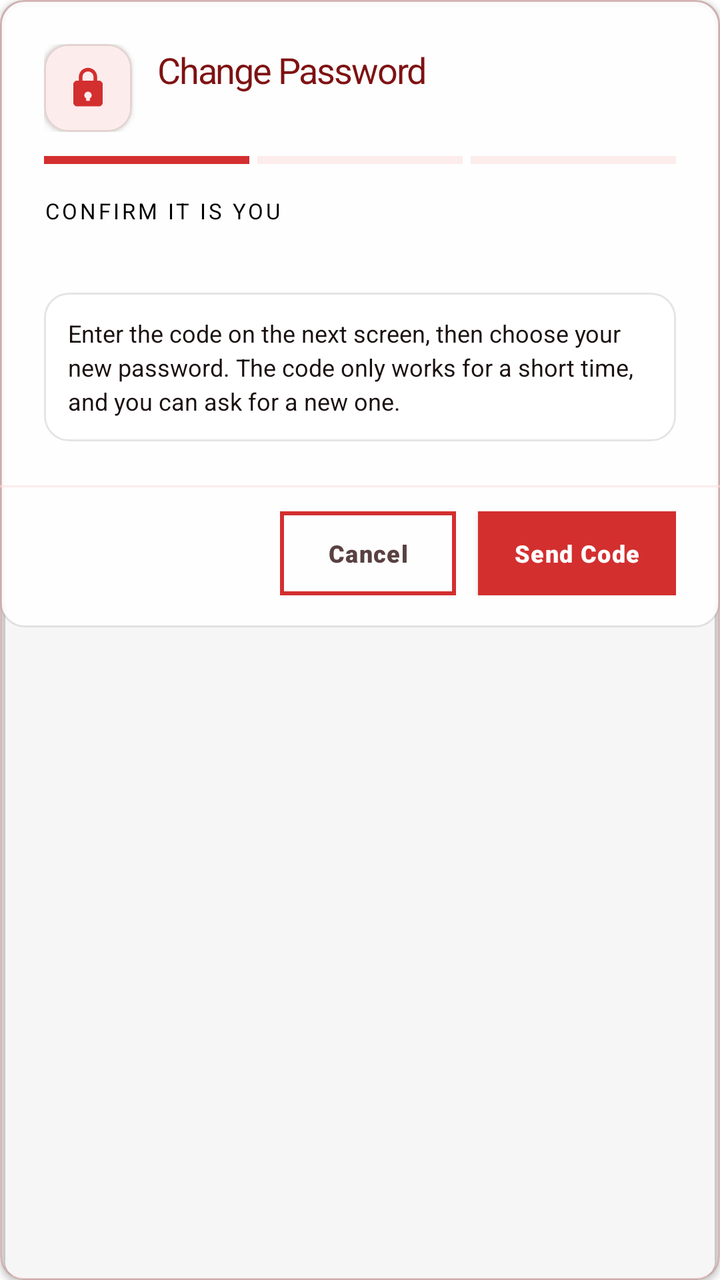
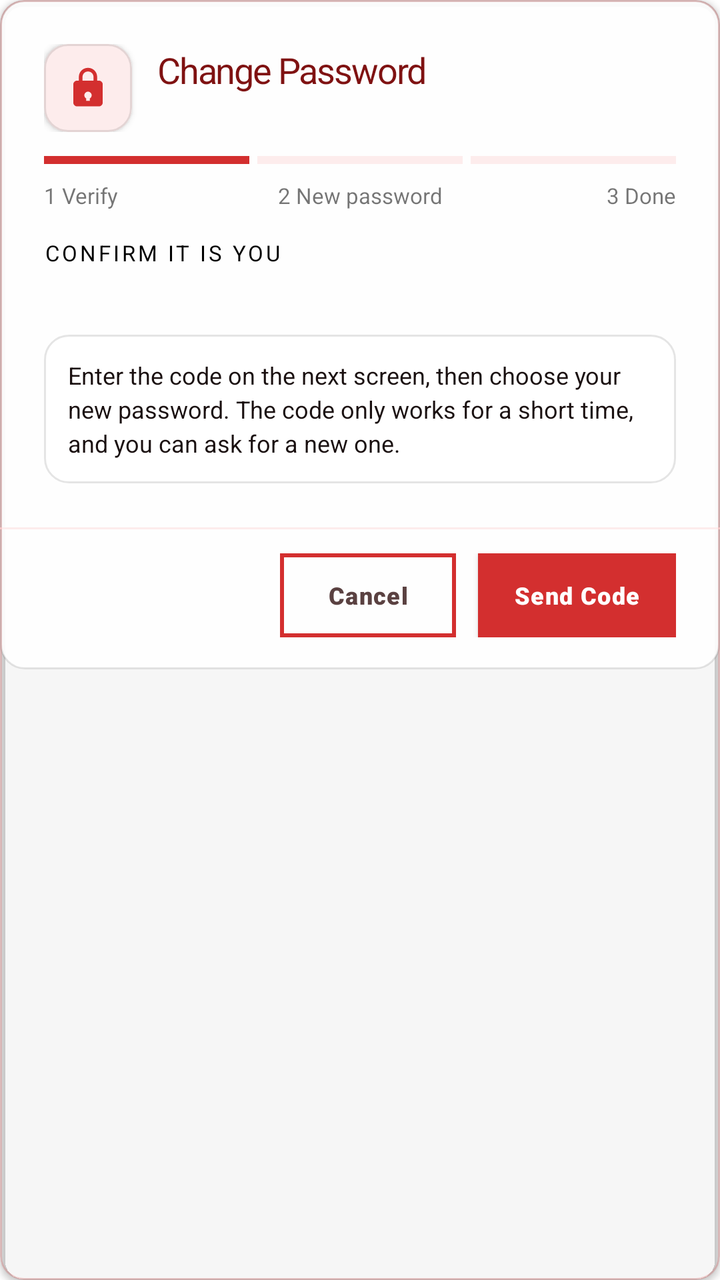

Before-and-after screenshots of an Android layout around one commit, followed by the original layout XML and the change that was made.
<!-- AndroidManifest.xml: application theme Theme.VelocitySuites -->
<!-- res/layout/dialog_change_password_otp.xml -->
<?xml version="1.0" encoding="utf-8"?>
<com.google.android.material.card.MaterialCardView xmlns:android="http://schemas.android.com/apk/res/android"
    xmlns:app="http://schemas.android.com/apk/res-auto"
    style="@style/Widget.Velocity.Card.Glass"
    android:layout_width="match_parent"
    android:layout_height="wrap_content">

    
    <LinearLayout
        android:layout_width="match_parent"
        android:layout_height="wrap_content"
        android:background="@drawable/bg_glass_card_white"
        android:orientation="vertical">

        <androidx.core.widget.NestedScrollView
            android:layout_width="match_parent"
            android:layout_height="0dp"
            android:layout_weight="1">

            <LinearLayout
                android:layout_width="match_parent"
                android:layout_height="wrap_content"
                android:orientation="vertical"
                android:padding="22dp">

                <LinearLayout
                    android:layout_width="match_parent"
                    android:layout_height="wrap_content"
                    android:gravity="center_vertical"
                    android:orientation="horizontal">

                    <com.google.android.material.card.MaterialCardView
                        android:layout_width="44dp"
                        android:layout_height="44dp"
                        app:cardBackgroundColor="@color/velocity_red_soft"
                        app:cardCornerRadius="@dimen/card_corner_radius"
                        app:cardElevation="@dimen/card_elevation">

                        <ImageView
                            android:layout_width="22dp"
                            android:layout_height="22dp"
                            android:layout_gravity="center"
                            android:importantForAccessibility="no"
                            android:src="@drawable/ic_lock"
                            app:tint="@color/velocity_red_primary" />
                    </com.google.android.material.card.MaterialCardView>

                    <LinearLayout
                        android:layout_width="0dp"
                        android:layout_height="wrap_content"
                        android:layout_marginStart="13dp"
                        android:layout_weight="1"
                        android:orientation="vertical">

                        <TextView
                            style="@style/TextAppearance.Velocity.ScreenTitle"
                            android:layout_width="match_parent"
                            android:layout_height="wrap_content"
                            android:text="@string/change_password"
                            android:textSize="18sp" />

                        <TextView
                            android:id="@+id/changePasswordStepText"
                            android:layout_width="match_parent"
                            android:layout_height="wrap_content"
                            android:layout_marginTop="2dp"
                            android:textColor="@color/velocity_text_secondary"
                            android:textSize="12sp" />
                    </LinearLayout>
                </LinearLayout>

                
                <LinearLayout
                    android:id="@+id/changePasswordProgress"
                    android:layout_width="match_parent"
                    android:layout_height="4dp"
                    android:layout_marginTop="12dp"
                    android:layout_marginBottom="16dp"
                    android:importantForAccessibility="no"
                    android:orientation="horizontal">

                    <View
                        android:id="@+id/changePasswordSeg1"
                        android:layout_width="0dp"
                        android:layout_height="match_parent"
                        android:layout_weight="1"
                        android:background="@drawable/shape_intro_pill"
                        android:backgroundTint="@color/velocity_red_primary" />

                    <View
                        android:id="@+id/changePasswordSeg2"
                        android:layout_width="0dp"
                        android:layout_height="match_parent"
                        android:layout_marginHorizontal="4dp"
                        android:layout_weight="1"
                        android:background="@drawable/shape_intro_pill"
                        android:backgroundTint="@color/velocity_red_soft" />

                    <View
                        android:id="@+id/changePasswordSeg3"
                        android:layout_width="0dp"
                        android:layout_height="match_parent"
                        android:layout_weight="1"
                        android:background="@drawable/shape_intro_pill"
                        android:backgroundTint="@color/velocity_red_soft" />
                </LinearLayout>

                
                <LinearLayout
                    android:id="@+id/changePasswordStepRequest"
                    android:layout_width="match_parent"
                    android:layout_height="wrap_content"
                    android:orientation="vertical">

                    <TextView
                        style="@style/TextAppearance.Velocity.Label.Section"
                        android:layout_width="wrap_content"
                        android:layout_height="wrap_content"
                        android:text="@string/change_password_request_title"
                        android:textSize="11sp" />

                    <TextView
                        android:id="@+id/changePasswordRequestDesc"
                        android:layout_width="match_parent"
                        android:layout_height="wrap_content"
                        android:layout_marginTop="6dp"
                        android:lineSpacingExtra="3dp"
                        android:textColor="@color/velocity_text_secondary"
                        android:textSize="13sp" />

                    <TextView
                        android:layout_width="match_parent"
                        android:layout_height="wrap_content"
                        android:layout_marginTop="10dp"
                        android:background="@drawable/bg_flat_box"
                        android:lineSpacingExtra="3dp"
                        android:padding="12dp"
                        android:text="@string/change_password_request_hint"
                        android:textColor="@color/velocity_text_primary"
                        android:textSize="12sp" />

                    <TextView
                        android:id="@+id/changePasswordRequestError"
                        android:layout_width="match_parent"
                        android:layout_height="wrap_content"
                        android:layout_marginTop="8dp"
                        android:textColor="@color/velocity_red_primary"
                        android:textSize="12sp"
                        android:visibility="gone" />
                </LinearLayout>

                
                <LinearLayout
                    android:id="@+id/changePasswordStepOtp"
                    android:layout_width="match_parent"
                    android:layout_height="wrap_content"
                    android:orientation="vertical"
                    android:visibility="gone">

                    <TextView
                        android:id="@+id/changePasswordOtpDesc"
                        android:layout_width="match_parent"
                        android:layout_height="wrap_content"
                        android:layout_marginBottom="16dp"
                        android:lineSpacingExtra="3dp"
                        android:textColor="@color/velocity_text_secondary"
                        android:textSize="13sp" />

                    <LinearLayout
                        android:id="@+id/changePasswordOtpBoxes"
                        android:layout_width="match_parent"
                        android:layout_height="wrap_content"
                        android:orientation="horizontal"
                        android:baselineAligned="false" />

                    <TextView
                        android:id="@+id/changePasswordOtpError"
                        android:layout_width="match_parent"
                        android:layout_height="wrap_content"
                        android:layout_marginTop="8dp"
                        android:textColor="@color/velocity_red_primary"
                        android:textSize="12sp"
                        android:visibility="gone" />

                    <TextView
                        android:id="@+id/resendChangePasswordOtpLink"
                        android:layout_width="wrap_content"
                        android:layout_height="wrap_content"
                        android:layout_marginTop="12dp"
                        android:background="?attr/selectableItemBackground"
                        android:clickable="true"
                        android:focusable="true"
                        android:fontFamily="sans-serif-bold"
                        android:minHeight="40dp"
                        android:gravity="center_vertical"
                        android:padding="2dp"
                        android:text="@string/resend_otp"
                        android:textColor="@color/velocity_red_primary"
                        android:textSize="12sp" />
                </LinearLayout>

                
                <LinearLayout
                    android:id="@+id/changePasswordStepPassword"
                    android:layout_width="match_parent"
                    android:layout_height="wrap_content"
                    android:orientation="vertical"
                    android:visibility="gone">

                    <TextView
                        android:layout_width="match_parent"
                        android:layout_height="wrap_content"
                        android:layout_marginBottom="16dp"
                        android:lineSpacingExtra="3dp"
                        android:text="@string/change_password_new_desc"
                        android:textColor="@color/velocity_text_secondary"
                        android:textSize="13sp" />

                    <TextView
                        style="@style/TextAppearance.Velocity.Label.Input"
                        android:layout_width="wrap_content"
                        android:layout_height="wrap_content"
                        android:layout_marginBottom="6dp"
                        android:fontFamily="sans-serif-bold"
                        android:labelFor="@+id/changePasswordNew"
                        android:text="@string/new_password_hint"
                        android:textColor="@color/velocity_text_primary" />

                    <com.google.android.material.textfield.TextInputLayout
                        android:id="@+id/changePasswordNewLayout"
                        style="@style/Widget.Velocity.TextInputLayout.OutlinedBox.Rounded"
                        android:layout_width="match_parent"
                        android:layout_height="wrap_content"
                        android:layout_marginBottom="12dp"
                        app:endIconMode="password_toggle"
                        app:startIconDrawable="@drawable/ic_lock">

                        <com.google.android.material.textfield.TextInputEditText
                            android:id="@+id/changePasswordNew"
                            android:layout_width="match_parent"
                            android:layout_height="wrap_content"
                            android:imeOptions="actionNext"
                            android:inputType="textPassword" />
                    </com.google.android.material.textfield.TextInputLayout>

                    <TextView
                        style="@style/TextAppearance.Velocity.Label.Input"
                        android:layout_width="wrap_content"
                        android:layout_height="wrap_content"
                        android:layout_marginBottom="6dp"
                        android:labelFor="@+id/changePasswordConfirmNew"
                        android:text="@string/confirm_new_password_hint"
                        android:textColor="@color/velocity_text_primary" />

                    <com.google.android.material.textfield.TextInputLayout
                        android:id="@+id/changePasswordConfirmNewLayout"
                        style="@style/Widget.Velocity.TextInputLayout.OutlinedBox.Rounded"
                        android:layout_width="match_parent"
                        android:layout_height="wrap_content"
                        android:layout_marginBottom="12dp"
                        app:endIconMode="password_toggle"
                        app:startIconDrawable="@drawable/ic_lock">

                        <com.google.android.material.textfield.TextInputEditText
                            android:id="@+id/changePasswordConfirmNew"
                            android:layout_width="match_parent"
                            android:layout_height="wrap_content"
                            android:imeOptions="actionDone"
                            android:inputType="textPassword" />
                    </com.google.android.material.textfield.TextInputLayout>

                    
                    <TextView
                        android:id="@+id/changePasswordRuleLength"
                        android:layout_width="match_parent"
                        android:layout_height="wrap_content"
                        android:text="@string/password_rule_length"
                        android:textColor="@color/velocity_text_secondary"
                        android:textSize="12sp" />

                    <TextView
                        android:id="@+id/changePasswordRuleMatch"
                        android:layout_width="match_parent"
                        android:layout_height="wrap_content"
                        android:layout_marginTop="4dp"
                        android:text="@string/password_rule_match"
                        android:textColor="@color/velocity_text_secondary"
                        android:textSize="12sp" />
                </LinearLayout>
            </LinearLayout>
        </androidx.core.widget.NestedScrollView>

        <View
            android:layout_width="match_parent"
            android:layout_height="1dp"
            android:background="@color/velocity_red_soft" />

        <LinearLayout
            android:layout_width="match_parent"
            android:layout_height="wrap_content"
            android:gravity="center_vertical|end"
            android:orientation="horizontal"
            android:paddingHorizontal="22dp"
            android:paddingTop="12dp"
            android:paddingBottom="16dp">

            <com.google.android.material.button.MaterialButton
                android:id="@+id/btnCancelChangePasswordOtp"
                style="@style/Widget.Velocity.Button.Outlined"
                android:layout_width="wrap_content"
                android:layout_height="42dp"
                android:paddingHorizontal="16dp"
                android:text="@string/cancel_label"
                android:textAllCaps="false"
                android:textColor="@color/velocity_text_secondary"
                android:textSize="12sp" />

            <com.google.android.material.button.MaterialButton
                android:id="@+id/btnConfirmChangePasswordOtp"
                style="@style/Widget.Velocity.Button"
                android:layout_width="wrap_content"
                android:layout_height="42dp"
                android:layout_marginStart="11dp"
                android:paddingHorizontal="18dp"
                android:text="@string/change_password_send_code"
                android:textAllCaps="false"
                android:textSize="12sp" />
        </LinearLayout>
    </LinearLayout>
</com.google.android.material.card.MaterialCardView>
<!-- resources referenced by this layout -->
<resources>
  <color name="velocity_red_primary">#D32F2F</color>
  <color name="velocity_red_soft">#FDECEC</color>
  <color name="velocity_text_primary">#1A1010</color>
  <color name="velocity_text_secondary">#5A4141</color>
  <dimen name="card_corner_radius">12dp</dimen>
  <dimen name="card_elevation">2dp</dimen>
  <!-- drawable bg_glass_card_white (drawable) -->
  <?xml version="1.0" encoding="utf-8"?>
  <shape xmlns:android="http://schemas.android.com/apk/res/android">
      <solid android:color="#E6FFFFFF" />
      <stroke android:width="1dp" android:color="#1A000000" />
      <corners android:radius="@dimen/card_corner_radius" />
  </shape>
  <!-- drawable shape_intro_pill (drawable) -->
  <?xml version="1.0" encoding="utf-8"?>
  <shape xmlns:android="http://schemas.android.com/apk/res/android">
      <solid android:color="@color/velocity_red_primary" />
      <corners android:radius="0dp" />
  </shape>
  <string name="cancel_label">Cancel</string>
  <string name="change_password">Change Password</string>
  <string name="change_password_new_desc">Code verified. Choose a new password for your account.</string>
  <string name="change_password_request_hint">Enter the code on the next screen, then choose your new password. The code only works for a short time, and you can ask for a new one.</string>
  <string name="change_password_request_title">Confirm it is you</string>
  <string name="change_password_send_code">Send Code</string>
  <string name="confirm_new_password_hint">Confirm New Password</string>
  <string name="new_password_hint">New Password</string>
  <string name="password_rule_length">At least 8 characters</string>
  <string name="password_rule_match">Both passwords match</string>
  <string name="resend_otp">Resend OTP</string>
  <color name="velocity_surface_elevated">#FFFFFF</color>
  <color name="velocity_divider_hairline">#1A000000</color>
  <color name="black">#FF000000</color>
  <color name="velocity_red_text">#7F1212</color>
  <color name="white">#FFFFFFFF</color>
  <color name="velocity_red_alpha_20">#33D32F2F</color>
  <color name="velocity_red_dark">#7F1212</color>
  <color name="velocity_red_rose">#EF5350</color>
  <color name="velocity_red_deep">#5A0A0A</color>
  <style name="ShapeAppearance.Velocity.Square" parent="">
          <item name="cornerFamily">rounded</item>
          <item name="cornerSize">0dp</item>
      </style>
  <style name="ShapeAppearance.Velocity.Card" parent="">
          <item name="cornerFamily">rounded</item>
          <item name="cornerSize">@dimen/card_corner_radius</item>
      </style>
  <style name="Widget.Velocity.Flat.Snackbar" parent="Widget.MaterialComponents.Snackbar">
          <item name="android:background">@drawable/bg_snackbar_flat</item>
          <item name="android:elevation">0dp</item>
      </style>
  <!-- drawable bg_snackbar_flat (drawable) -->
  <?xml version="1.0" encoding="utf-8"?>
  <shape xmlns:android="http://schemas.android.com/apk/res/android" android:shape="rectangle">
      <solid android:color="#323232" />
      <stroke android:width="1dp" android:color="#33FFFFFF" />
      <corners android:radius="0dp" />
  </shape>
  <!-- unchanged entries left out for length: 19 -->
</resources>

<!-- the commit's change to res/layout/dialog_change_password_otp.xml (unified diff, before → after) -->
@@ -103,6 +103,41 @@
                         android:layout_weight="1"
                         android:background="@drawable/shape_intro_pill"
                         android:backgroundTint="@color/velocity_red_soft" />
+                </LinearLayout>
+
+                
+                <LinearLayout
+                    android:layout_width="match_parent"
+                    android:layout_height="wrap_content"
+                    android:layout_marginTop="-8dp"
+                    android:layout_marginBottom="14dp"
+                    android:orientation="horizontal">
+
+                    <TextView
+                        android:id="@+id/changePasswordLabelVerify"
+                        android:layout_width="0dp"
+                        android:layout_height="wrap_content"
+                        android:layout_weight="1"
+                        android:text="@string/change_password_stage_verify"
+                        android:textSize="11sp" />
+
+                    <TextView
+                        android:id="@+id/changePasswordLabelNew"
+                        android:layout_width="0dp"
+                        android:layout_height="wrap_content"
+                        android:layout_weight="1"
+                        android:gravity="center"
+                        android:text="@string/change_password_stage_new"
+                        android:textSize="11sp" />
+
+                    <TextView
+                        android:id="@+id/changePasswordLabelDone"
+                        android:layout_width="0dp"
+                        android:layout_height="wrap_content"
+                        android:layout_weight="1"
+                        android:gravity="end"
+                        android:text="@string/change_password_stage_done"
+                        android:textSize="11sp" />
                 </LinearLayout>
 
                 
@@ -270,6 +305,28 @@
                     </com.google.android.material.textfield.TextInputLayout>
 
                     
+                    <com.google.android.material.progressindicator.LinearProgressIndicator
+                        android:id="@+id/changePasswordStrengthBar"
+                        android:layout_width="match_parent"
+                        android:layout_height="wrap_content"
+                        android:max="4"
+                        android:progress="0"
+                        app:indicatorColor="@color/velocity_red_primary"
+                        app:trackColor="@color/velocity_red_soft"
+                        app:trackCornerRadius="4dp"
+                        app:trackThickness="6dp" />
+
+                    <TextView
+                        android:id="@+id/changePasswordStrengthText"
+                        android:layout_width="match_parent"
+                        android:layout_height="wrap_content"
+                        android:layout_marginTop="4dp"
+                        android:layout_marginBottom="8dp"
+                        android:fontFamily="sans-serif-bold"
+                        android:textColor="@color/velocity_text_secondary"
+                        android:textSize="12sp" />
+
+                    
                     <TextView
                         android:id="@+id/changePasswordRuleLength"
                         android:layout_width="match_parent"
@@ -286,6 +343,45 @@
                         android:text="@string/password_rule_match"
                         android:textColor="@color/velocity_text_secondary"
                         android:textSize="12sp" />
+                </LinearLayout>
+
+                
+                <LinearLayout
+                    android:id="@+id/changePasswordStepDone"
+                    android:layout_width="match_parent"
+                    android:layout_height="wrap_content"
+                    android:gravity="center_horizontal"
+                    android:orientation="vertical"
+                    android:paddingVertical="8dp"
+                    android:visibility="gone">
+
+                    <ImageView
+                        android:layout_width="56dp"
+                        android:layout_height="56dp"
+                        android:importantForAccessibility="no"
+                        android:src="@drawable/ic_check_circle"
+                        app:tint="@color/velocity_green_primary" />
+
+                    <TextView
+                        android:layout_width="match_parent"
+                        android:layout_height="wrap_content"
+                        android:layout_marginTop="10dp"
+                        android:accessibilityHeading="true"
+                        android:fontFamily="sans-serif-black"
+                        android:gravity="center"
+                        android:text="@string/change_password_done_title"
+                        android:textColor="@color/velocity_text_primary"
+                        android:textSize="18sp" />
+
+                    <TextView
+                        android:layout_width="match_parent"
+                        android:layout_height="wrap_content"
+                        android:layout_marginTop="6dp"
+                        android:gravity="center"
+                        android:lineSpacingExtra="3dp"
+                        android:text="@string/change_password_done_desc"
+                        android:textColor="@color/velocity_text_secondary"
+                        android:textSize="13sp" />
                 </LinearLayout>
             </LinearLayout>
         </androidx.core.widget.NestedScrollView>
<!-- resource entries referenced after the edit -->
@@ -1,5 +1,6 @@
 <!-- resources referenced by this layout -->
 <resources>
+  <color name="velocity_green_primary">#B71C1C</color>
   <color name="velocity_red_primary">#D32F2F</color>
   <color name="velocity_red_soft">#FDECEC</color>
   <color name="velocity_text_primary">#1A1010</color>
@@ -13,6 +14,16 @@
       <stroke android:width="1dp" android:color="#1A000000" />
       <corners android:radius="@dimen/card_corner_radius" />
   </shape>
+  <!-- drawable ic_check_circle (drawable) -->
+  ﻿<vector xmlns:android="http://schemas.android.com/apk/res/android"
+      android:width="24dp"
+      android:height="24dp"
+      android:viewportWidth="24"
+      android:viewportHeight="24">
+      <path
+          android:fillColor="#FF000000"
+          android:pathData="M12,2C6.5,2 2,6.5 2,12s4.5,10 10,10s10,-4.5 10,-10S17.5,2 12,2zM10,17l-5,-5l1.4,-1.4l3.6,3.6l7.6,-7.6L19,8l-9,9z" />
+  </vector>
   <!-- drawable shape_intro_pill (drawable) -->
   <?xml version="1.0" encoding="utf-8"?>
   <shape xmlns:android="http://schemas.android.com/apk/res/android">
@@ -21,10 +32,15 @@
   </shape>
   <string name="cancel_label">Cancel</string>
   <string name="change_password">Change Password</string>
+  <string name="change_password_done_desc">Your password was changed. For your security you will be signed out - log in again with your new password.</string>
+  <string name="change_password_done_title">Password updated</string>
   <string name="change_password_new_desc">Code verified. Choose a new password for your account.</string>
   <string name="change_password_request_hint">Enter the code on the next screen, then choose your new password. The code only works for a short time, and you can ask for a new one.</string>
   <string name="change_password_request_title">Confirm it is you</string>
   <string name="change_password_send_code">Send Code</string>
+  <string name="change_password_stage_done">3 Done</string>
+  <string name="change_password_stage_new">2 New password</string>
+  <string name="change_password_stage_verify">1 Verify</string>
   <string name="confirm_new_password_hint">Confirm New Password</string>
   <string name="new_password_hint">New Password</string>
   <string name="password_rule_length">At least 8 characters</string>
